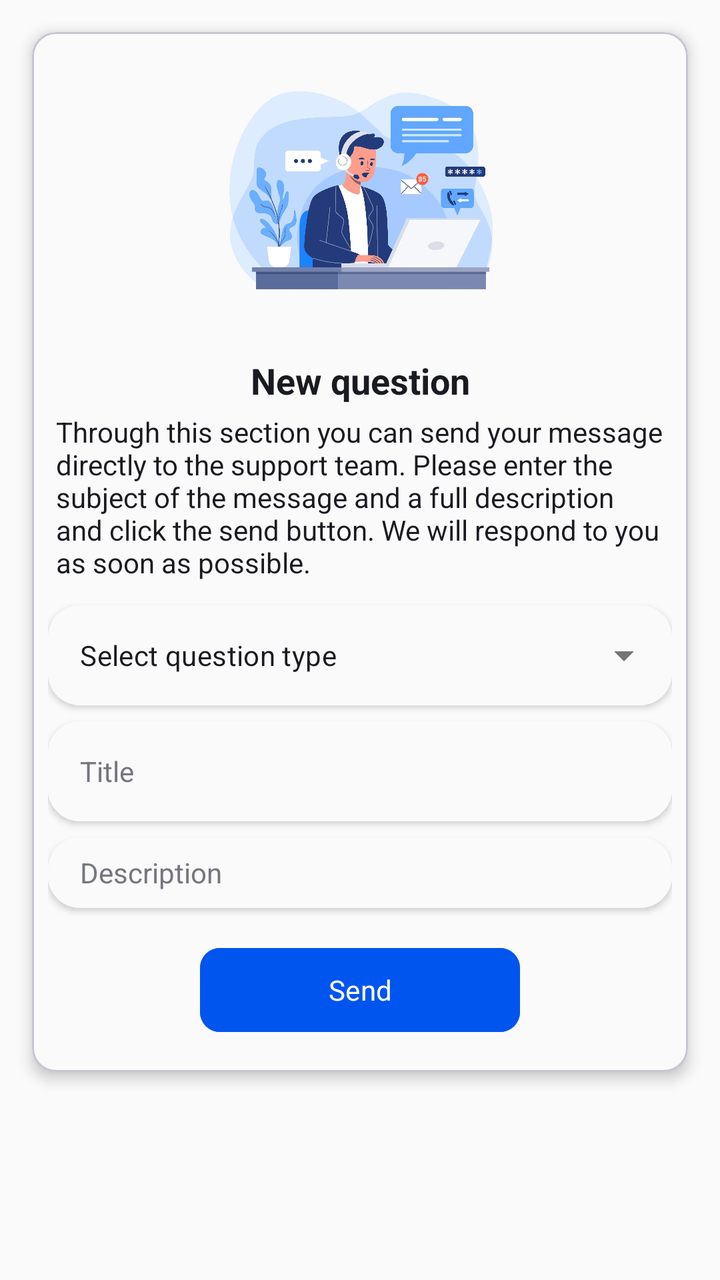
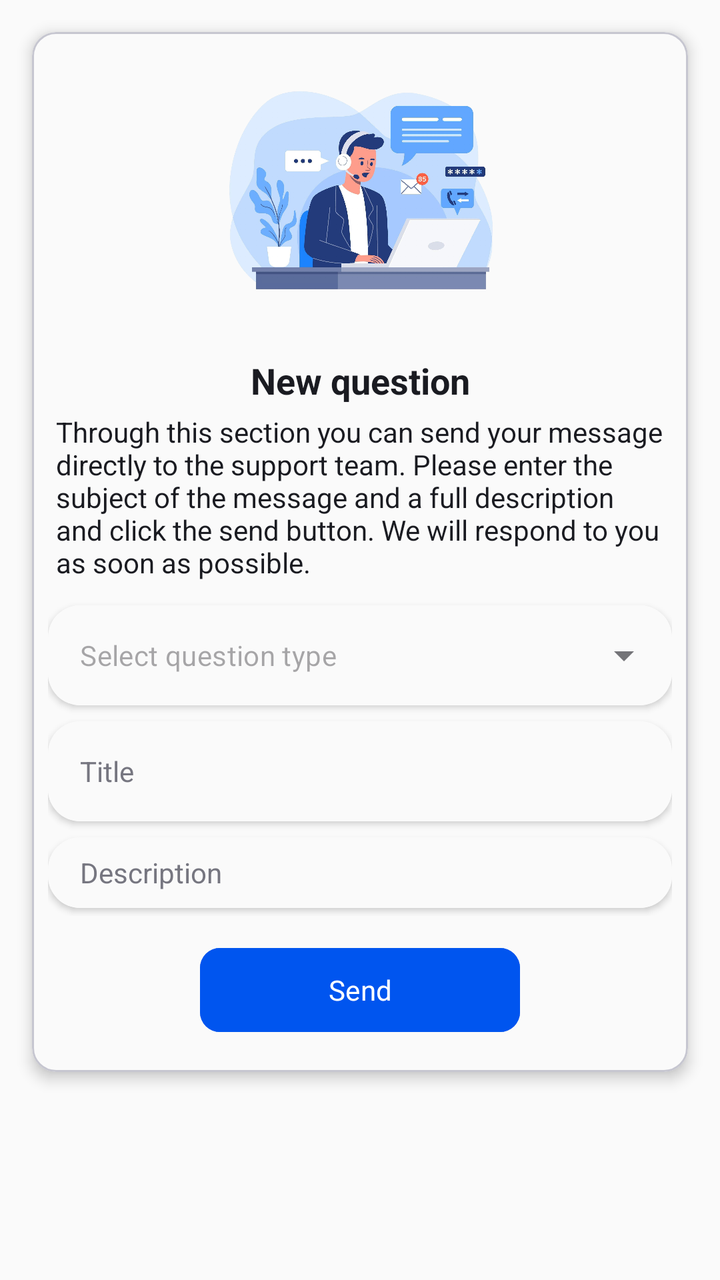

An Android layout rendered at two revisions. The XML below is the earlier revision; the diff shows what the commit changed to produce the second picture.
<!-- AndroidManifest.xml: application theme AppTheme -->
<!-- res/layout/fragment_support.xml -->
<?xml version="1.0" encoding="utf-8"?>
<ScrollView
    android:layout_width="match_parent"
    android:layout_height="match_parent"
    xmlns:android="http://schemas.android.com/apk/res/android"
    xmlns:app="http://schemas.android.com/apk/res-auto"
    xmlns:tools="http://schemas.android.com/tools"
    >
    <androidx.constraintlayout.widget.ConstraintLayout
        android:layout_width="match_parent"
        android:layout_height="wrap_content"
        tools:context=".ui.support.SupportFragment"
        >

        <com.google.android.material.card.MaterialCardView
            android:layout_width="match_parent"
            android:layout_height="wrap_content"
            android:layout_marginStart="16dp"
            android:layout_marginTop="16dp"
            android:layout_marginEnd="16dp"
            android:layout_marginBottom="16dp"
            app:cardBackgroundColor="@color/md_theme_background"
            app:cardElevation="4dp"
            app:layout_constraintBottom_toBottomOf="parent"
            app:layout_constraintEnd_toEndOf="parent"
            app:layout_constraintStart_toStartOf="parent"
            app:layout_constraintTop_toTopOf="parent">

            <androidx.constraintlayout.widget.ConstraintLayout
                android:layout_width="match_parent"
                android:layout_height="wrap_content"
                android:padding="8dp">

                <ImageView
                    android:id="@+id/imageView3"
                    android:layout_width="150dp"
                    android:layout_height="150dp"
                    android:src="@drawable/support"
                    app:layout_constraintEnd_toEndOf="parent"
                    app:layout_constraintStart_toStartOf="parent"
                    app:layout_constraintTop_toTopOf="parent" />

                <TextView
                    android:id="@+id/textView8"
                    android:layout_width="0dp"
                    android:layout_height="wrap_content"
                    android:layout_marginStart="4dp"
                    android:layout_marginTop="4dp"
                    android:layout_marginEnd="4dp"
                    android:textColor="@color/md_theme_onSurface"
                    android:text="@string/support_description"
                    app:layout_constraintEnd_toEndOf="parent"
                    app:layout_constraintStart_toStartOf="parent"
                    app:layout_constraintTop_toBottomOf="@+id/textView10" />

                <LinearLayout
                    android:id="@+id/linearLayout5"
                    android:layout_width="0dp"
                    android:layout_height="wrap_content"
                    android:layout_marginTop="4dp"
                    android:orientation="vertical"
                    android:paddingBottom="4dp"
                    app:layout_constraintEnd_toEndOf="parent"
                    app:layout_constraintStart_toStartOf="parent"
                    app:layout_constraintTop_toBottomOf="@+id/textView8">

                    <androidx.cardview.widget.CardView
                        android:id="@+id/typeSupportInputLayout"
                        android:layout_width="match_parent"
                        android:layout_height="50dp"
                        android:layout_marginTop="8dp"
                        app:cardBackgroundColor="@color/md_theme_onSecondary"
                        app:cardElevation="2dp"
                        app:contentPadding="0dp"
                        app:cardCornerRadius="16dp"


                        >

                        <com.google.android.material.textfield.TextInputLayout
                            android:id="@+id/spinner_question_type"
                            android:layout_width="match_parent"
                            android:layout_height="match_parent"
                            style="@style/Widget.MaterialComponents.TextInputLayout.OutlinedBox.ExposedDropdownMenu"
                            android:minHeight="0dp"
                            android:padding="0dp"
                            android:layout_margin="0dp"
                            app:boxCornerRadiusBottomEnd="16dp"
                            app:boxCornerRadiusBottomStart="16dp"
                            app:boxCornerRadiusTopEnd="16dp"
                            app:boxCornerRadiusTopStart="16dp"
                            app:hintEnabled="false"

                            >


                            <AutoCompleteTextView
                                android:id="@+id/autoCompleteQuestionType"
                                android:layout_width="match_parent"
                                android:layout_height="match_parent"
                                android:background="@color/md_theme_background"
                                android:gravity="center_vertical"
                                android:textSize="14sp"
                                android:inputType="none"
                                android:textColor="@color/md_theme_onBackground"
                                android:text="@string/support_question_type"
                                android:paddingVertical="0dp"
                                />

                        </com.google.android.material.textfield.TextInputLayout>

                    </androidx.cardview.widget.CardView>


                    <androidx.cardview.widget.CardView
                        android:id="@+id/titleSupportInputLayout"
                        android:layout_width="match_parent"
                        android:layout_height="50dp"
                        android:layout_marginTop="8dp"
                        app:cardBackgroundColor="@color/md_theme_onSecondary"
                        app:cardCornerRadius="16dp"
                        app:cardElevation="2dp"

                        >

                        <EditText
                            android:id="@+id/txt_support_title"
                            android:layout_width="match_parent"
                            android:layout_height="match_parent"
                            android:textColor="@color/md_theme_onBackground"
                            android:autofillHints=""
                            android:background="@drawable/bg_input_box"
                            android:gravity="center_vertical"
                            android:hint="@string/log_hint_title"
                            android:inputType="text"
                            android:maxLines="1"
                            android:paddingHorizontal="16dp"
                            android:textColorHint="@color/md_theme_outline"
                            android:textSize="14sp" />

                    </androidx.cardview.widget.CardView>

                    <androidx.cardview.widget.CardView
                        android:id="@+id/descriptionSupportInputLayout"
                        android:layout_width="match_parent"
                        android:layout_height="wrap_content"
                        android:layout_marginTop="8dp"
                        app:cardBackgroundColor="@color/md_theme_onSecondary"
                        app:cardCornerRadius="16dp"
                        app:cardElevation="2dp"
                        android:layout_marginBottom="4dp"
                        >
                        <EditText
                            android:id="@+id/txt_support_des"
                            android:layout_width="match_parent"
                            android:layout_height="wrap_content"
                            android:autofillHints=""
                            android:textColor="@color/md_theme_onBackground"
                            android:background="@drawable/bg_input_box"
                            android:gravity="center_vertical"
                            android:hint="@string/log_hint_description"
                            android:inputType="textMultiLine"
                            android:minLines="2"
                            android:paddingHorizontal="16dp"
                            android:textColorHint="@color/md_theme_outline"
                            android:textSize="14sp" />
                    </androidx.cardview.widget.CardView>
                </LinearLayout>

                <com.google.android.material.button.MaterialButton
                    android:id="@+id/btn_add_recorde"
                    android:layout_width="160dp"
                    android:layout_height="50dp"
                    android:layout_gravity="center"
                    android:layout_marginTop="8dp"
                    android:layout_marginBottom="8dp"
                    android:layout_weight="0"
                    android:backgroundTint="@color/md_theme_primary"
                    android:text="@string/action_send"
                    android:textColor="@color/md_theme_onPrimary"
                    android:textSize="14sp"
                    app:cornerRadius="10dp"
                    app:layout_constraintBottom_toBottomOf="parent"
                    app:layout_constraintEnd_toEndOf="parent"
                    app:layout_constraintStart_toStartOf="parent"
                    app:layout_constraintTop_toBottomOf="@+id/linearLayout5"
                    app:strokeColor="@color/ic_launcher_background" />

                <TextView
                    android:id="@+id/textView10"
                    android:layout_width="wrap_content"
                    android:layout_height="wrap_content"
                    android:layout_marginTop="4dp"
                    android:text="@string/action_new_question"
                    android:textSize="18sp"
                    android:textColor="@color/md_theme_onBackground"
                    android:textStyle="bold"
                    app:layout_constraintEnd_toEndOf="parent"
                    app:layout_constraintStart_toStartOf="parent"
                    app:layout_constraintTop_toBottomOf="@+id/imageView3" />
            </androidx.constraintlayout.widget.ConstraintLayout>


        </com.google.android.material.card.MaterialCardView>



    </androidx.constraintlayout.widget.ConstraintLayout>
</ScrollView>
<!-- resources referenced by this layout -->
<resources>
  <color name="ic_launcher_background">#FFFFFF</color>
  <color name="md_theme_background">#FAFAFA</color>
  <color name="md_theme_onBackground">#1A1B21</color>
  <color name="md_theme_onPrimary">#FFFFFF</color>
  <color name="md_theme_onSecondary">#FFFFFF</color>
  <color name="md_theme_onSurface">#1A1B21</color>
  <color name="md_theme_outline">#767680</color>
  <color name="md_theme_primary">#0055EF</color>
  <!-- drawable bg_input_box (drawable) -->
  <?xml version="1.0" encoding="utf-8"?>
  <shape xmlns:android="http://schemas.android.com/apk/res/android" android:shape="rectangle">
      <solid android:color="@color/md_theme_background" />
      <corners android:radius="12dp" />
      <stroke android:width="1dp" android:color="@color/md_theme_background" />
  </shape>
  <string name="action_new_question">New question</string>
  <string name="action_send">Send</string>
  <string name="log_hint_description">Description</string>
  <string name="log_hint_title">Title</string>
  <string name="support_description">
          Through this section you can send your message directly to the support team.
          Please enter the subject of the message and a full description and click the send button.
          We will respond to you as soon as possible.
      </string>
  <string name="support_question_type">Select question type</string>
  <color name="md_theme_primaryContainer">#DCE1FF</color>
  <color name="md_theme_onPrimaryContainer">#00205B</color>
  <color name="md_theme_secondary">#4A5568</color>
  <color name="md_theme_secondaryContainer">#E2E8F0</color>
  <color name="md_theme_onSecondaryContainer">#1A202C</color>
  <color name="md_theme_tertiary">#3366CC</color>
  <color name="md_theme_onTertiary">#FFFFFF</color>
  <color name="md_theme_tertiaryContainer">#D0E2FF</color>
  <color name="md_theme_onTertiaryContainer">#00205B</color>
  <color name="md_theme_error">#BA1A1A</color>
  <color name="md_theme_onError">#FFFFFF</color>
  <color name="md_theme_errorContainer">#FFDAD6</color>
  <color name="md_theme_onErrorContainer">#93000A</color>
  <color name="md_theme_surface">#FFFFFF</color>
  <color name="md_theme_surfaceVariant">#E2E1EC</color>
  <color name="md_theme_onSurfaceVariant">#45464F</color>
  <color name="md_theme_outlineVariant">#C6C6D0</color>
  <color name="md_theme_inverseSurface">#2F3036</color>
  <color name="md_theme_inverseOnSurface">#F1F0F7</color>
  <color name="md_theme_inversePrimary">#B5C4FF</color>
  <color name="md_theme_primaryFixed">#DCE1FF</color>
  <color name="md_theme_onPrimaryFixed">#00205B</color>
  <color name="md_theme_primaryFixedDim">#B5C4FF</color>
  <color name="md_theme_onPrimaryFixedVariant">#00205B</color>
  <color name="md_theme_secondaryFixed">#E2E8F0</color>
  <color name="md_theme_onSecondaryFixed">#1A202C</color>
  <color name="md_theme_secondaryFixedDim">#CBD5E0</color>
  <color name="md_theme_onSecondaryFixedVariant">#1A202C</color>
  <color name="md_theme_tertiaryFixed">#D0E2FF</color>
  <color name="md_theme_onTertiaryFixed">#00205B</color>
  <color name="md_theme_tertiaryFixedDim">#A4C2FF</color>
  <color name="md_theme_onTertiaryFixedVariant">#00205B</color>
  <color name="md_theme_surfaceDim">#E5E7EB</color>
  <color name="md_theme_surfaceBright">#FFFFFF</color>
  <color name="md_theme_surfaceContainerLowest">#FFFFFF</color>
  <color name="md_theme_surfaceContainerLow">#F9FAFB</color>
  <color name="md_theme_surfaceContainer">#F3F4F6</color>
  <color name="md_theme_surfaceContainerHigh">#E5E7EB</color>
  <color name="md_theme_surfaceContainerHighest">#D1D5DB</color>
  <!-- unchanged entries left out for length: 2 -->
</resources>

<!-- the commit's change to res/layout/fragment_support.xml (unified diff, before → after) -->
@@ -90,7 +90,6 @@
                             app:boxCornerRadiusTopEnd="16dp"
                             app:boxCornerRadiusTopStart="16dp"
                             app:hintEnabled="false"
-
                             >
 
 
@@ -103,7 +102,7 @@
                                 android:textSize="14sp"
                                 android:inputType="none"
                                 android:textColor="@color/md_theme_onBackground"
-                                android:text="@string/support_question_type"
+                                android:hint="@string/support_question_type"
                                 android:paddingVertical="0dp"
                                 />
 
